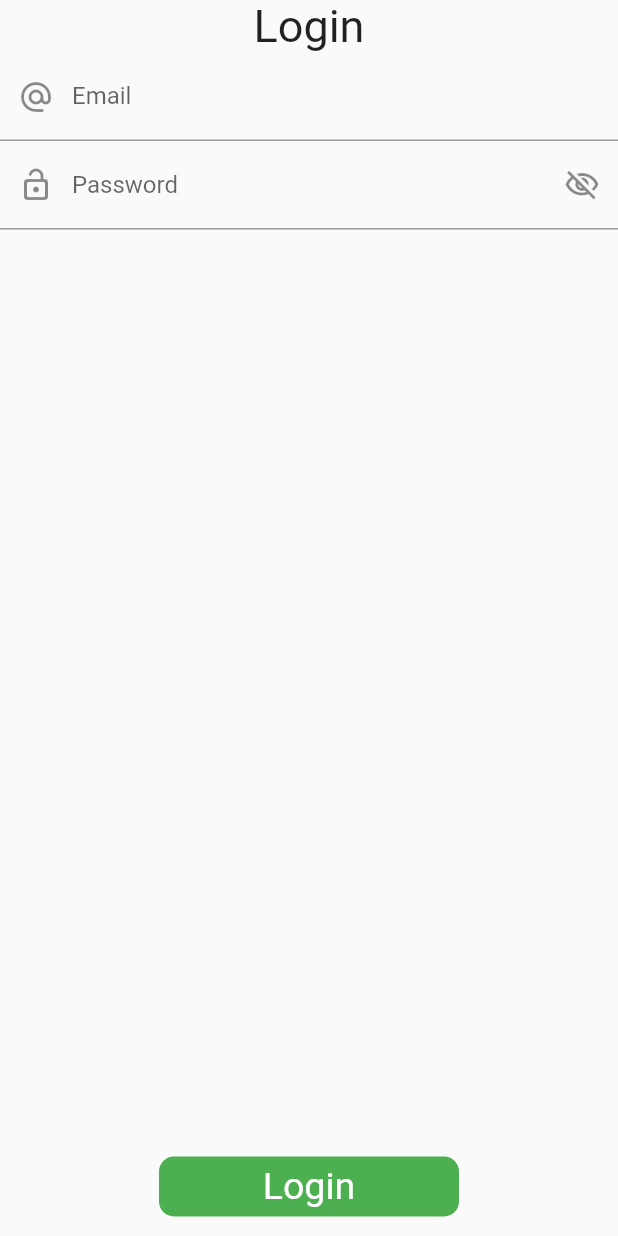
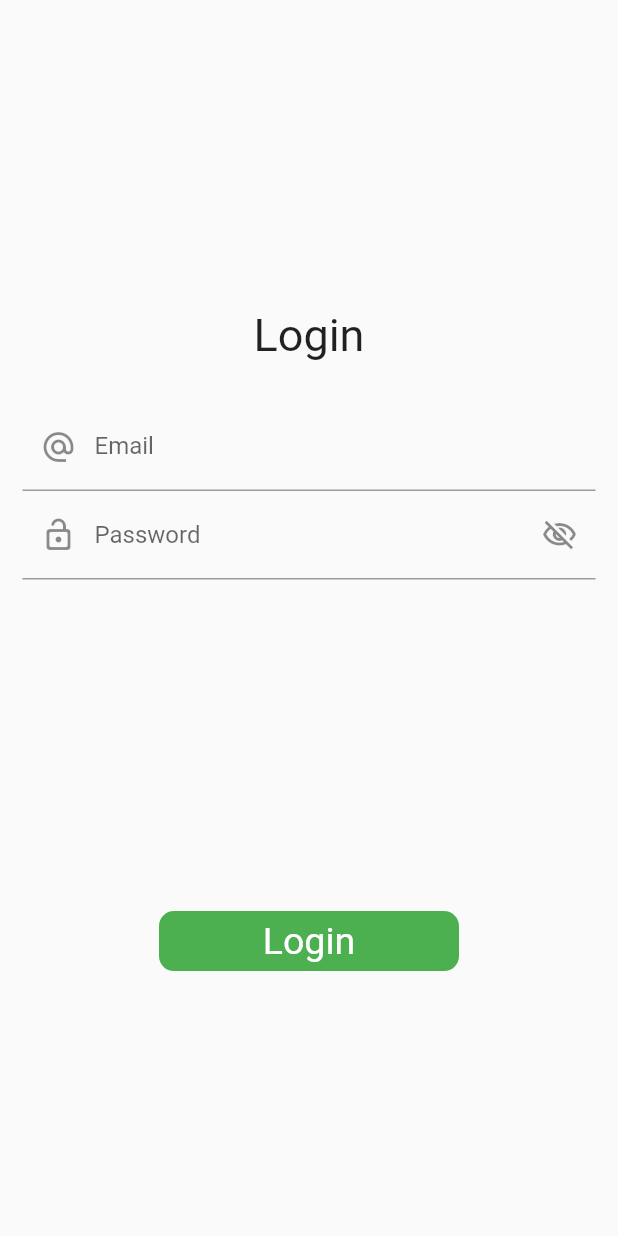
Before and after one commit to sadiksha1000/MVVM, a Flutter app: the LoginScreen screen opened directly, on a phone screen of 412 x 824 dp. Run offline on Flutter 3.47's test engine with Material 2 defaults, Android fonts, the phone set to English and light mode, and no system bars; our stand-ins replace another_flushbar, fluttertoast; missing offline and left inert: dart:html.

Commit message:
Login Screen

```diff
--- /dev/null
+++ b/lib/resources/app_url.dart
@@ -0,0 +1,5 @@
+class AppUrl {
+  static var baseUrl = 'https://reqres.in';
+  static var registerUrl = baseUrl + '/api/login';
+  static var loginUrl = baseUrl + '/api/register';
+}
--- a/lib/resources/color.dart
+++ b/lib/resources/color.dart
@@ -4,4 +4,5 @@ class AppColors {
   static const Color blackColor = Color(0xFF00000);
   static const Color whiteColor = Colors.white;
   static const Color buttonColor = Colors.green;
+  static const Color errorColor = Colors.red;
 }
--- a/lib/resources/components/round_button.dart
+++ b/lib/resources/components/round_button.dart
@@ -20,7 +20,11 @@ class RoundButton extends StatelessWidget {
   Widget build(BuildContext context) {
     return InkWell(
       onTap: onPress,
-      child: Container(
+      child: loading
+          ? const CircularProgressIndicator(
+              color: AppColors.buttonColor,
+            )
+          : Container(
               height: 40,
               width: 200,
               decoration: BoxDecoration(
@@ -28,9 +32,7 @@ class RoundButton extends StatelessWidget {
                 borderRadius: BorderRadius.circular(10),
               ),
               child: Center(
-          child: loading
-              ? const CircleAvatar()
-              : Text(
+                child: Text(
                   title,
                   style: const TextStyle(
                     color: AppColors.whiteColor,
--- a/lib/utils/routes/routes.dart
+++ b/lib/utils/routes/routes.dart
@@ -1,8 +1,7 @@
 import 'package:flutter/material.dart';
 import 'package:mvvm/utils/routes/routes_name.dart';
 import 'package:mvvm/views/home_screen.dart';
-
-import '../../views/login_screen.dart';
+import 'package:mvvm/views/login_screen.dart';
 
 class Routes {
   static Route<dynamic> generateRoute(RouteSettings settings) {
@@ -10,6 +9,9 @@ class Routes {
       case RoutesName.home:
         return MaterialPageRoute(
             builder: (BuildContext context) => HomeScreen());
+      case RoutesName.login:
+        return MaterialPageRoute(
+            builder: (BuildContext context) => LoginScreen());
       default:
         return MaterialPageRoute(builder: (_) {
           return const Scaffold(
--- a/lib/utils/routes/utils.dart
+++ b/lib/utils/routes/utils.dart
@@ -22,8 +22,9 @@ class Utils {
           margin: EdgeInsets.symmetric(horizontal: 20, vertical: 10),
           padding: EdgeInsets.all(15),
           message: message,
-          backgroundColor: AppColors.buttonColor,
+          backgroundColor: AppColors.errorColor,
           titleColor: Colors.white,
+          titleSize: 45,
           reverseAnimationCurve: Curves.easeOut,
           borderRadius: BorderRadius.circular(8),
           positionOffset: 20,
--- /dev/null
+++ b/lib/view_model/auth_view_model.dart
@@ -0,0 +1,27 @@
+import 'package:flutter/cupertino.dart';
+import 'package:flutter/foundation.dart';
+import 'package:mvvm/repository/auth_repository.dart';
+import 'package:mvvm/utils/routes/utils.dart';
+
+class AuthViewModel with ChangeNotifier {
+  final _myRepo = AuthRepository();
+  bool _loading = false;
+
+  bool get loading => _loading;
+
+  setLoading(bool value) {
+    _loading = value;
+    notifyListeners();
+  }
+
+  Future<void> loginApi(dynamic data, BuildContext context) async {
+    setLoading(true);
+    _myRepo.loginApi(data).then((value) {
+      setLoading(false);
+      print("Value at then ${value.toString()}");
+    }).onError((error, stackTrace) {
+      setLoading(false);
+      Utils.flushBarErrorMessage(error.toString(), context);
+    });
+  }
+}
--- a/lib/views/home_screen.dart
+++ b/lib/views/home_screen.dart
@@ -12,6 +12,6 @@ class HomeScreen extends StatefulWidget {
 class _HomeScreenState extends State<HomeScreen> {
   @override
   Widget build(BuildContext context) {
-    return Scaffold(body: Column());
+    return Scaffold(body: Text('Home Screen'));
   }
 }
--- a/lib/views/login_screen.dart
+++ b/lib/views/login_screen.dart
@@ -3,6 +3,8 @@ import 'package:flutter/src/foundation/key.dart';
 import 'package:flutter/src/widgets/framework.dart';
 import 'package:mvvm/resources/components/round_button.dart';
 import 'package:mvvm/utils/routes/utils.dart';
+import 'package:mvvm/view_model/auth_view_model.dart';
+import 'package:provider/provider.dart';
 
 class LoginScreen extends StatefulWidget {
   const LoginScreen({Key? key}) : super(key: key);
@@ -31,19 +33,32 @@ class _LoginScreenState extends State<LoginScreen> {
 
   @override
   Widget build(BuildContext context) {
+    final authViewModel = Provider.of<AuthViewModel>(context);
+
     final height = MediaQuery.of(context).size.height * 1;
     return Scaffold(
         body: SafeArea(
+      child: SingleChildScrollView(
         child: Column(
           crossAxisAlignment: CrossAxisAlignment.center,
-        mainAxisAlignment: MainAxisAlignment.start,
+          mainAxisAlignment: MainAxisAlignment.spaceAround,
           children: [
+            SizedBox(
+              height: height * 0.25,
+            ),
             const Text(
               'Login',
               style: TextStyle(
                 fontSize: 30,
               ),
             ),
+            SizedBox(
+              height: height * 0.015,
+            ),
+            Padding(
+              padding: const EdgeInsets.all(15),
+              child: Column(
+                children: [
                   TextFormField(
                     controller: _emailController,
                     keyboardType: TextInputType.emailAddress,
@@ -78,15 +93,20 @@ class _LoginScreenState extends State<LoginScreen> {
                                     : Icons.visibility,
                               ),
                               onTap: () {
-                        _obscurePassword.value = !_obscurePassword.value;
+                                _obscurePassword.value =
+                                    !_obscurePassword.value;
                               },
                             ),
                           ),
                         );
                       }),
-          SizedBox(height: height * 0.75),
+                ],
+              ),
+            ),
+            SizedBox(height: height * 0.25),
             RoundButton(
               title: 'Login',
+              loading: authViewModel.loading,
               onPress: () {
                 if (_emailController.text.isEmpty) {
                   Utils.flushBarErrorMessage('Please enter email', context);
@@ -96,12 +116,20 @@ class _LoginScreenState extends State<LoginScreen> {
                   Utils.flushBarErrorMessage(
                       'Pasword must be 8 characters long', context);
                 } else {
+                  Map loginData = {
+                    'email': _emailController.text.toString(),
+                    'password': _passwordController.text.toString(),
+                  };
                   print("API hit");
+                  authViewModel.loginApi(loginData, context);
+                  Utils.flushBarErrorMessage('Login Sucessfully', context);
+                  Navigator.of(context).pushNamed('home_screen');
                 }
               },
             ),
           ],
         ),
+      ),
     ));
   }
 }
```
Also changed, not shown: lib/main.dart (+7 -1 lines), lib/repository/auth_repository.dart (added, +28 -0 lines). Lines whose indentation alone changed are shown as unchanged.
